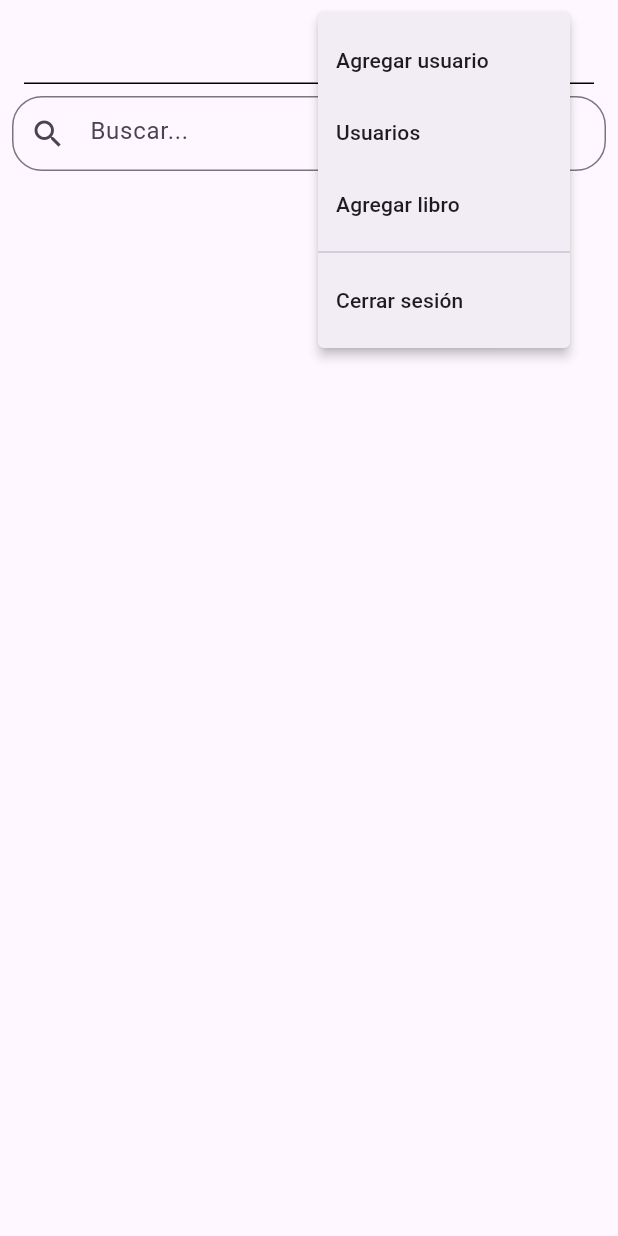
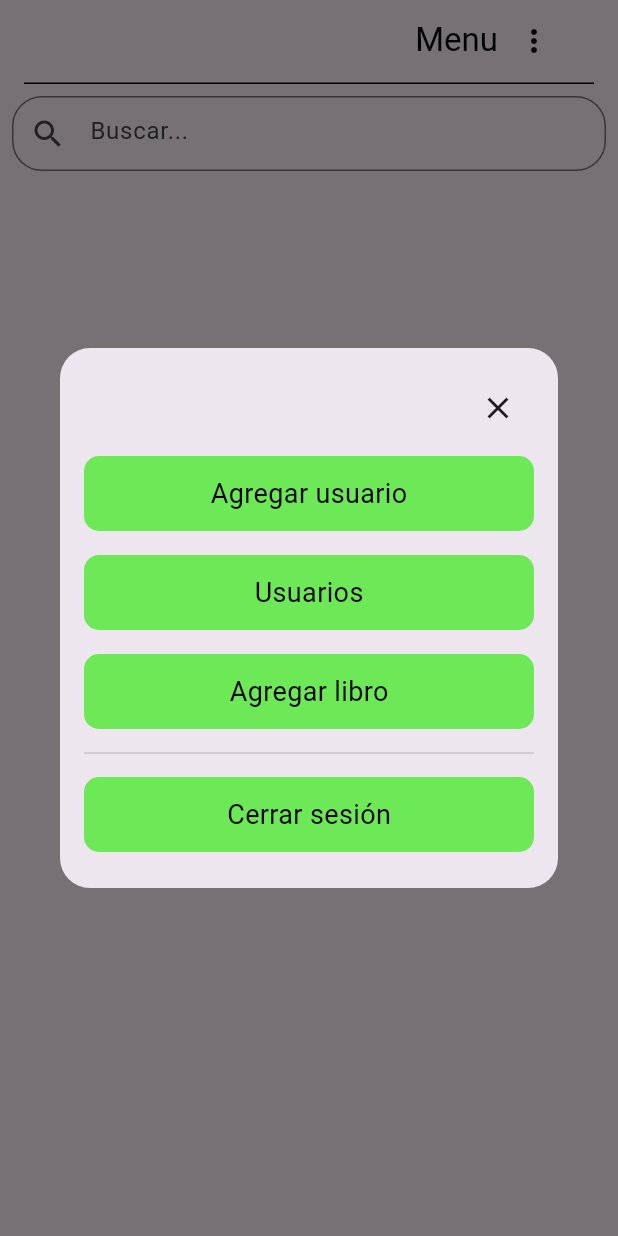
Before and after one commit to andresgutivar/TechLibrary, a Flutter app: the screen it shows once a user with an empty profile is signed in, after a tap on the "more vert" icon, on a phone screen of 412 x 824 dp. Run offline on Flutter 3.47's test engine with Material 3 defaults, Android fonts, the phone set to English and light mode, and no system bars; our stand-ins replace cloud_firestore, expansion_tile_card, firebase_auth, firebase_core, shared_preferences; missing offline and left inert: select_searchable_list; accounts and stored records are empty.

Commit message:
estetica de appbar mejorada

```diff
--- a/lib/pages/home/appBar.dart
+++ b/lib/pages/home/appBar.dart
@@ -92,30 +92,7 @@ class MyAppBarWidget extends StatelessWidget {
                         child: IconButton(
                           icon: const Icon(Icons.logout_outlined),
                           color: Colors.black,
-                          onPressed: () => showDialog<String>(
-                            context: context,
-                            barrierDismissible: false,
-                            useRootNavigator: false,
-                            builder: (BuildContext context) => AlertDialog(
-                              title: const Text('¿Estás seguro?'),
-                              content: const Text(
-                                  '¿Estás seguro de cerrar sesión en esta cuenta?'),
-                              actions: <Widget>[
-                                TextButton(
-                                  onPressed: () =>
-                                      Navigator.pop(context, 'Cancel'),
-                                  child: const Text('Cancelar'),
-                                ),
-                                TextButton(
-                                  onPressed: () => [
-                                    _authService.signOut(context),
-                                    Navigator.pop(context, 'Cancel')
-                                  ],
-                                  child: const Text('Aceptar'),
-                                ),
-                              ],
-                            ),
-                          ),
+                          onPressed: () => _showLogoutDialog(context),
                           iconSize: 30,
                         ),
                       ),
@@ -126,56 +103,11 @@ class MyAppBarWidget extends StatelessWidget {
                     mainAxisAlignment: MainAxisAlignment.end,
                     children: [
                       const Text("Menu", style: TextStyle(color: Colors.black)),
-                      PopupMenuButton<String>(
+                      IconButton(
                         icon: Icon(Icons.more_vert, color: Colors.black),
-                        onSelected: (String route) {
-                          if (route == 'logout') {
-                            showDialog<String>(
-                              context: context,
-                              barrierDismissible: false,
-                              builder: (BuildContext context) => AlertDialog(
-                                title: const Text('¿Estás seguro?'),
-                                content: const Text(
-                                    '¿Estás seguro de cerrar sesión en esta cuenta?'),
-                                actions: <Widget>[
-                                  TextButton(
-                                    onPressed: () =>
-                                        Navigator.pop(context, 'Cancel'),
-                                    child: const Text('Cancelar'),
-                                  ),
-                                  TextButton(
-                                    onPressed: () {
-                                      _authService.signOut(context);
-                                      Navigator.pop(context, 'Cancel');
-                                    },
-                                    child: const Text('Aceptar'),
-                                  ),
-                                ],
-                              ),
-                            );
-                          } else {
-                            Navigator.pushNamed(context, route);
-                          }
+                        onPressed: () {
+                          _showDropdownMenu(context);
                         },
-                        itemBuilder: (BuildContext context) => [
-                          PopupMenuItem<String>(
-                            value: NewUserTypeSelectionPage.routeName,
-                            child: Text('Agregar usuario'),
-                          ),
-                          PopupMenuItem<String>(
-                            value: ViewUsersPage.routeName,
-                            child: Text('Usuarios'),
-                          ),
-                          PopupMenuItem<String>(
-                            value: '/registerBook',
-                            child: Text('Agregar libro'),
-                          ),
-                          const PopupMenuDivider(),
-                          PopupMenuItem<String>(
-                            value: 'logout',
-                            child: Text('Cerrar sesión'),
-                          ),
-                        ],
                       ),
                     ],
                   );
@@ -192,4 +124,122 @@ class MyAppBarWidget extends StatelessWidget {
       ),
     );
   }
+
+  void _showLogoutDialog(BuildContext context) {
+    showDialog<String>(
+      context: context,
+      barrierDismissible: false,
+      useRootNavigator: false,
+      builder: (BuildContext context) => AlertDialog(
+        title: const Text('¿Estás seguro?'),
+        content: const Text('¿Estás seguro de cerrar sesión en esta cuenta?'),
+        actions: <Widget>[
+          TextButton(
+            onPressed: () => Navigator.pop(context, 'Cancel'),
+            child: const Text('Cancelar'),
+          ),
+          TextButton(
+            onPressed: () => [
+              _authService.signOut(context),
+              Navigator.pop(context, 'Cancel')
+            ],
+            child: const Text('Aceptar'),
+          ),
+        ],
+      ),
+    );
+  }
+
+  void _showDropdownMenu(BuildContext context) {
+    showDialog(
+      context: context,
+      builder: (BuildContext context) {
+        return Dialog(
+          shape: RoundedRectangleBorder(
+            borderRadius: BorderRadius.circular(20.0),
+          ),
+          child: Padding(
+            padding: const EdgeInsets.all(16.0),
+            child: Column(
+              mainAxisSize: MainAxisSize.min,
+              children: [
+                // Botón de cerrar en la esquina superior derecha
+                Align(
+                  alignment: Alignment.topRight,
+                  child: IconButton(
+                    icon: Icon(Icons.close),
+                    onPressed: () {
+                      Navigator.of(context).pop();
+                    },
+                  ),
+                ),
+                // Elementos del menú
+                MenuButton(
+                  label: 'Agregar usuario',
+                  onPressed: () {
+                    Navigator.pop(context);
+                    Navigator.pushNamed(
+                        context, NewUserTypeSelectionPage.routeName);
+                  },
+                ),
+                MenuButton(
+                  label: 'Usuarios',
+                  onPressed: () {
+                    Navigator.pop(context);
+                    Navigator.pushNamed(context, ViewUsersPage.routeName);
+                  },
+                ),
+                MenuButton(
+                  label: 'Agregar libro',
+                  onPressed: () {
+                    Navigator.pop(context);
+                    Navigator.pushNamed(context, '/registerBook');
+                  },
+                ),
+                const Divider(),
+                MenuButton(
+                  label: 'Cerrar sesión',
+                  onPressed: () {
+                    Navigator.pop(context);
+                    _showLogoutDialog(context);
+                  },
+                ),
+              ],
+            ),
+          ),
+        );
+      },
+    );
+  }
 }
+
+class MenuButton extends StatelessWidget {
+  final String label;
+  final VoidCallback onPressed;
+  static const Color customColor = Color.fromARGB(210, 81, 232, 55);
+  const MenuButton({required this.label, required this.onPressed});
+
+  @override
+  Widget build(BuildContext context) {
+    return Padding(
+      padding: const EdgeInsets.symmetric(vertical: 8.0),
+      child: GestureDetector(
+        onTap: onPressed,
+        child: Container(
+          width: double.infinity,
+          padding: EdgeInsets.symmetric(vertical: 12.0),
+          decoration: BoxDecoration(
+              borderRadius: BorderRadius.circular(10.0),
+              color: customColor // Cambia el color según el diseño
+              ),
+          child: Center(
+            child: Text(
+              label,
+              style: TextStyle(fontSize: 18, color: Colors.black),
+            ),
+          ),
+        ),
+      ),
+    );
+  }
+}
```
